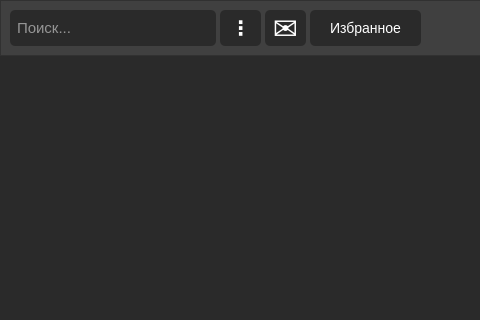
The window that autorization_mainwindow/autorization_mainwindow.ui (b0shka/selling_apps) describes before a commit, drawn with Qt 5; both pictures show x 0 to 480 and y 0 to 320 of the 668 by 428 pixel window.
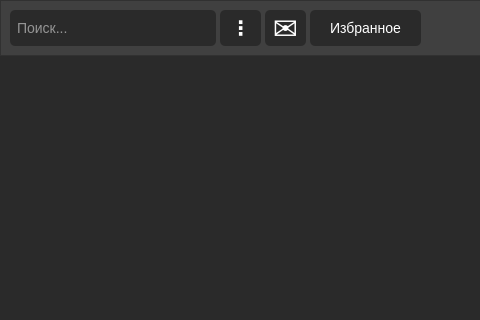
The same window after the commit.

The edit to the form file:
```diff
--- a/autorization_mainwindow/autorization_mainwindow.ui
+++ b/autorization_mainwindow/autorization_mainwindow.ui
@@ -84,7 +84,7 @@
     </property>
     <property name="font">
      <font>
-      <pointsize>11</pointsize>
+      <pointsize>-1</pointsize>
      </font>
     </property>
     <property name="styleSheet">
@@ -93,7 +93,8 @@
 color: white;
 background-color: #2a2a2a;
 border-radius: 5px;
-border: none;</string>
+border: none;
+font-size: 14px;</string>
     </property>
     <property name="placeholderText">
      <string>Поиск...</string>
```
